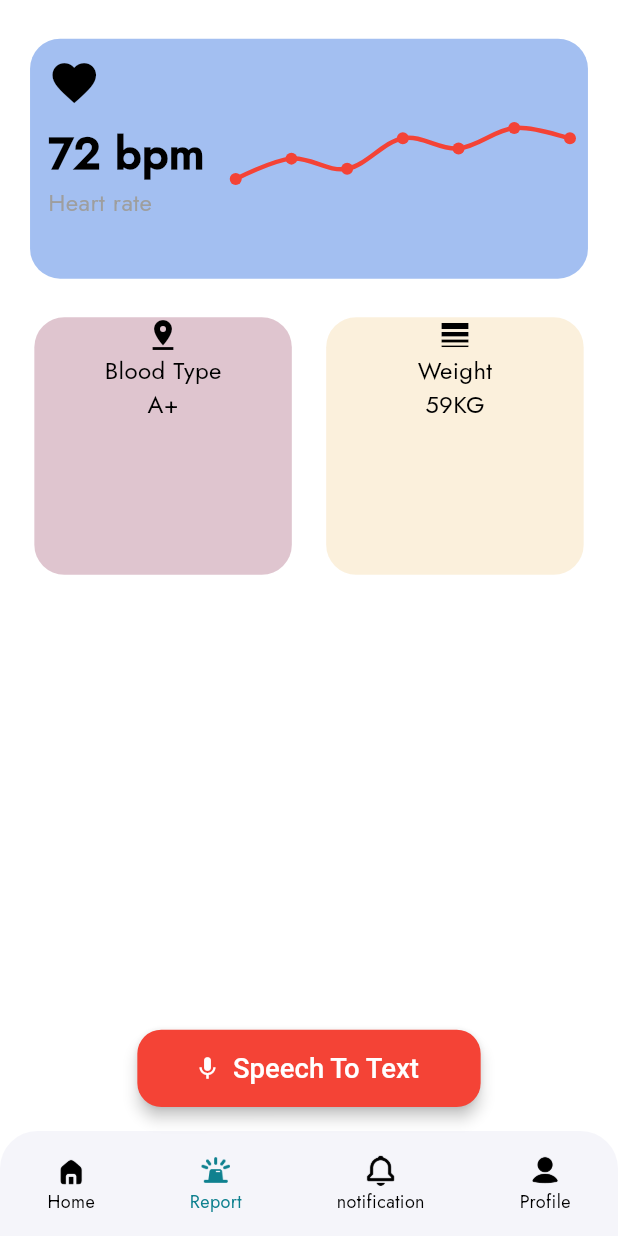
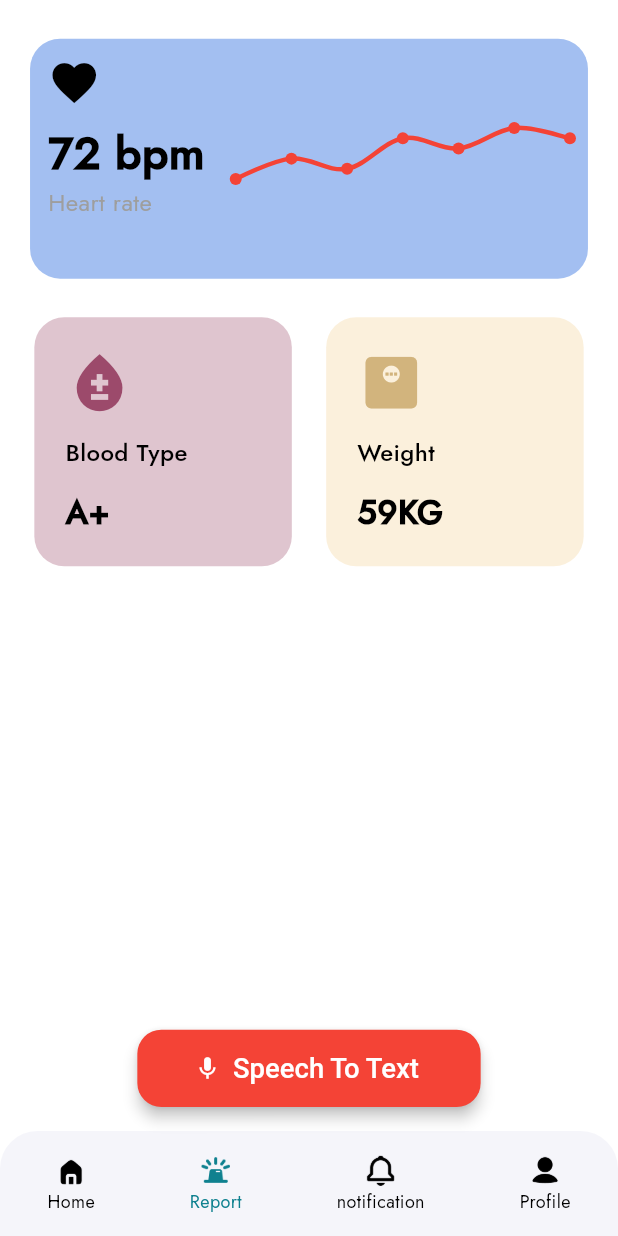
Before and after one commit to amyneboukhili/docicEmergency2, a Flutter app: the HomeView screen opened by its route, item 2 of the bottom bar chosen, on a phone screen of 412 x 824 dp. Run offline on Flutter 3.47's test engine with Material 3 defaults, Android fonts, the light colour scheme and no system bars; drawn by our look-alikes of fl_chart; our stand-ins replace flutter_screenutil, geolocator, get, google_maps_flutter, lottie; Roboto replaces fonts that are missing (Mulish).

Commit message:
health infos

```diff
--- a/lib/src/Views/report_view.dart
+++ b/lib/src/Views/report_view.dart
@@ -21,8 +21,26 @@ class ReportView extends StatelessWidget {
             Row(
               mainAxisAlignment: MainAxisAlignment.spaceAround,
               children: [
-                healthInfoWidget(color: Color(0xFFDFC5CF), icon: Icon(Icons.pin_drop), title: "Blood Type", value: "A+"),
-                healthInfoWidget(color: Color(0xFFFBF0DC), icon: Icon(Icons.line_weight), title: "Weight", value: "59KG"),
+                healthInfoWidget(
+                  color: Color(0xFFDFC5CF),
+                  icon: Icon(
+                    Icons.bloodtype,
+                    color: Color(0xFF9C4A6B),
+                    size: 40.r,
+                  ),
+                  title: "Blood Type",
+                  value: "A+",
+                ),
+                healthInfoWidget(
+                  color: Color(0xFFFBF0DC),
+                  icon: Icon(
+                    Icons.monitor_weight,
+                    color: Color(0xFFD2B47D),
+                    size: 40.r,
+                  ),
+                  title: "Weight",
+                  value: "59KG",
+                ),
               ],
             ),
           ],
@@ -38,13 +56,28 @@ class ReportView extends StatelessWidget {
     required Icon icon,
   }) {
     return Container(
-      height: 150.w,
+      height: 145.w,
       width: 150.w,
       decoration: BoxDecoration(
         color: color,
         borderRadius: BorderRadius.circular(20),
       ),
-      child: Column(children: [icon, Text(title), Text(value)]),
+      padding: EdgeInsets.symmetric(horizontal: 18.w, vertical: 6.h),
+      child: Column(
+        crossAxisAlignment: CrossAxisAlignment.start,
+        mainAxisAlignment: MainAxisAlignment.spaceEvenly,
+        children: [
+          icon,
+          Text(
+            title,
+            style: TextStyle(fontWeight: FontWeight.w500, fontSize: 16),
+          ),
+          Text(
+            value,
+            style: TextStyle(fontWeight: FontWeight.bold, fontSize: 22),
+          ),
+        ],
+      ),
     );
   }
 }
```
